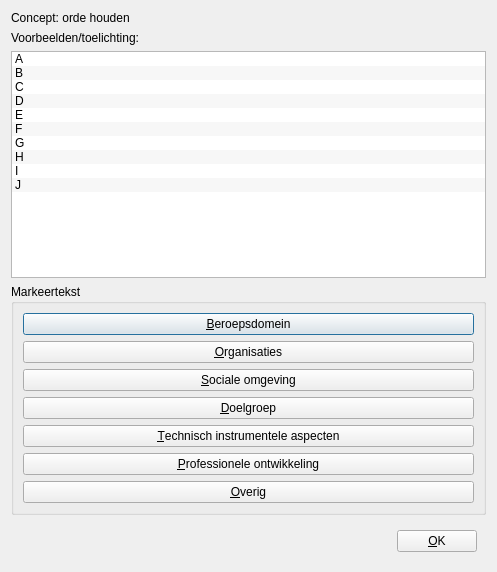
Qt form Projects/ProjectBrainweaver/qtpvdbrateexamplesdialog.ui (richelbilderbeek/ProjectRichelBilderbeek) before a commit.
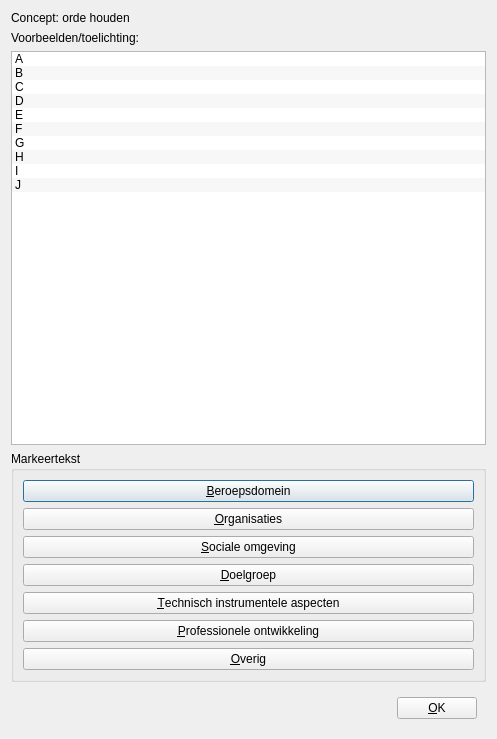
The same form after that commit. Icons and pictures are not drawn.

```diff
--- a/Projects/ProjectBrainweaver/qtpvdbrateexamplesdialog.ui
+++ b/Projects/ProjectBrainweaver/qtpvdbrateexamplesdialog.ui
@@ -7,7 +7,7 @@
     <x>0</x>
     <y>0</y>
     <width>497</width>
-    <height>572</height>
+    <height>739</height>
    </rect>
   </property>
   <property name="windowTitle">
@@ -34,6 +34,9 @@
    </item>
    <item>
     <widget class="QListWidget" name="list">
+     <property name="verticalScrollBarPolicy">
+      <enum>Qt::ScrollBarAsNeeded</enum>
+     </property>
      <property name="alternatingRowColors">
       <bool>true</bool>
      </property>
```
Left out of the diff: 6 changed lines with no effect on the pictures.
